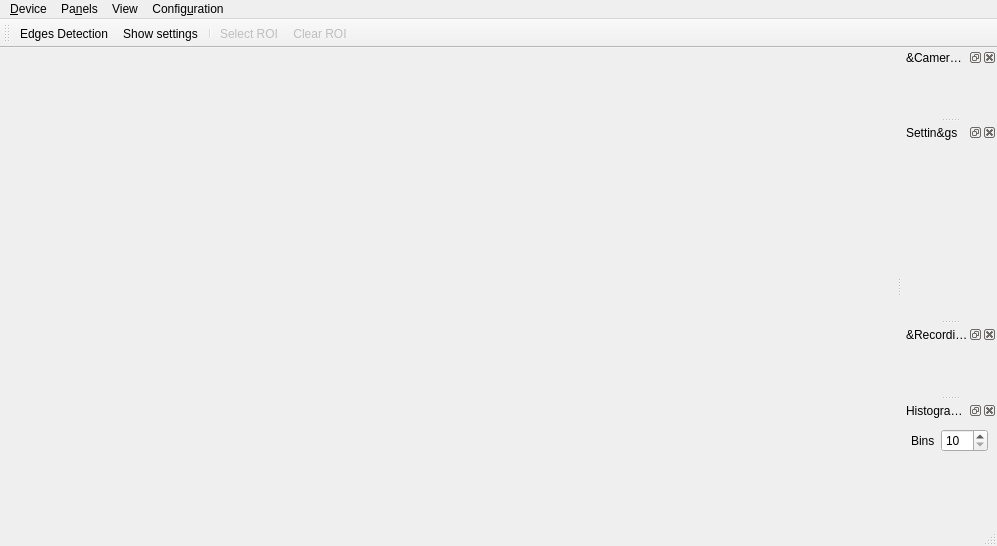
This is src/planetaryimager_mainwindow.ui in GuLinux/PlanetaryImager as Qt 5 draws it before an edit. The edited form follows.
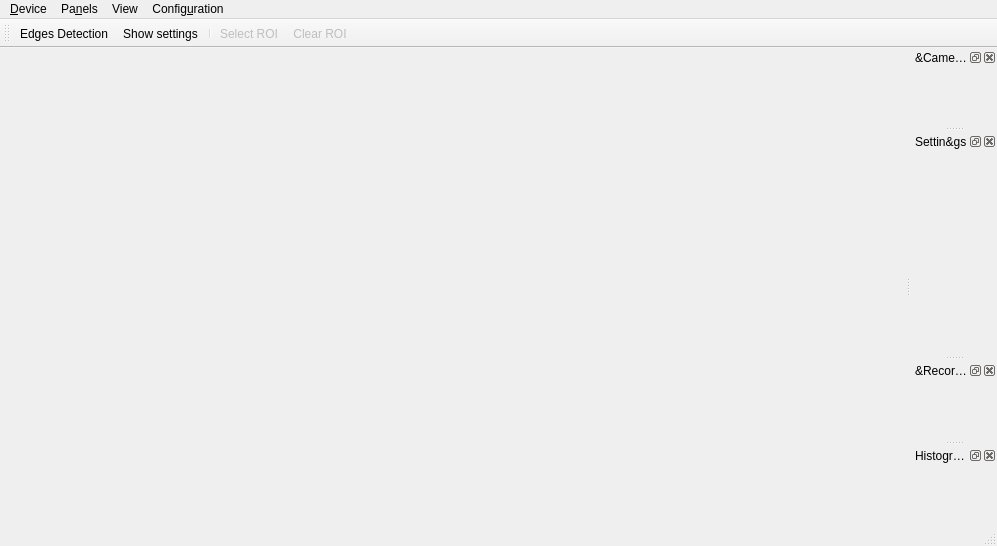
This is the edited form. Icons and pictures are not drawn. Custom widgets are drawn as their Qt base class.

Commit message: Extracted Histogram widget

What changed in the file:
```diff
--- a/src/planetaryimager_mainwindow.ui
+++ b/src/planetaryimager_mainwindow.ui
@@ -116,8 +116,8 @@
          <rect>
           <x>0</x>
           <y>0</y>
-          <width>93</width>
-          <height>72</height>
+          <width>80</width>
+          <height>125</height>
          </rect>
         </property>
        </widget>
@@ -164,28 +164,7 @@
     <number>2</number>
    </attribute>
    <widget class="QWidget" name="dockWidgetContents_4">
-    <layout class="QGridLayout" name="gridLayout_4">
-     <item row="1" column="1">
-      <widget class="QSpinBox" name="histogram_bins">
-       <property name="minimum">
-        <number>10</number>
-       </property>
-       <property name="maximum">
-        <number>256</number>
-       </property>
-      </widget>
-     </item>
-     <item row="1" column="0">
-      <widget class="QLabel" name="histogram_bins_label">
-       <property name="text">
-        <string>Bins</string>
-       </property>
-      </widget>
-     </item>
-     <item row="2" column="0" colspan="2">
-      <widget class="QCustomPlot" name="histogram_plot" native="true"/>
-     </item>
-    </layout>
+    <layout class="QGridLayout" name="gridLayout_4"/>
    </widget>
   </widget>
   <action name="action_devices_rescan">
@@ -327,14 +306,6 @@
    </property>
   </action>
  </widget>
- <customwidgets>
-  <customwidget>
-   <class>QCustomPlot</class>
-   <extends>QWidget</extends>
-   <header location="global">qcustomplot.h</header>
-   <container>1</container>
-  </customwidget>
- </customwidgets>
  <resources>
   <include location="resources/resources.qrc"/>
  </resources>
```
The commit also changes 8 other files.
